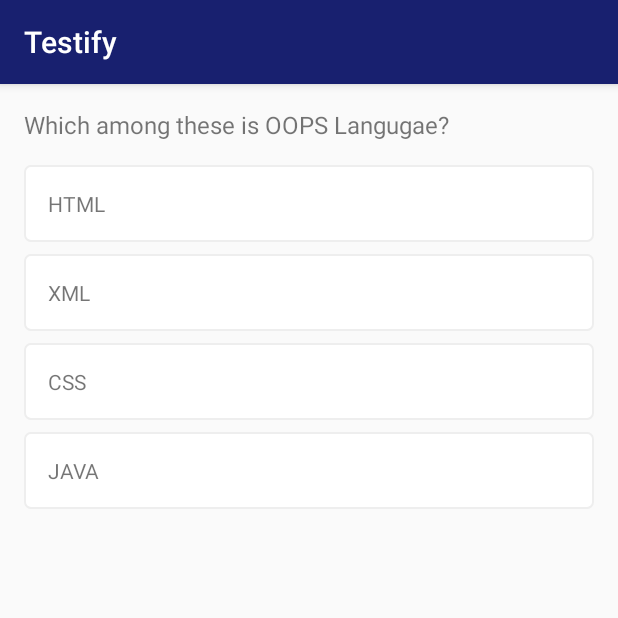
After one commit to Mohitraj27/Testify, an Android app: the QuestionActivity screen opened directly, with no data from a screen before it, on a phone screen of 412 x 824 dp, the top half of it. The commit adds this screen. Run offline under Robolectric (Android 15) with nearby library versions, the phone set to English and light mode, and no system bars.

Commit message:
Constraints Layout Implemented & UI Design of QuestionActivity

```diff
--- a/app/src/main/AndroidManifest.xml
+++ b/app/src/main/AndroidManifest.xml
@@ -2,7 +2,8 @@
 <manifest xmlns:android="http://schemas.android.com/apk/res/android"
     xmlns:tools="http://schemas.android.com/tools">
 
-    <uses-permission android:name="android.permission.INTERNET"></uses-permission>
+    <uses-permission android:name="android.permission.INTERNET" />
+
     <application
         android:allowBackup="true"
         android:dataExtractionRules="@xml/data_extraction_rules"
@@ -11,21 +12,23 @@
         android:label="@string/app_name"
         android:roundIcon="@mipmap/ic_launcher_round"
         android:supportsRtl="true"
-        android:theme="@style/Theme.Exam_portal"
+        android:theme="@style/AppThemeNoActionBar"
         tools:targetApi="31">
         <activity
-            android:name=".activites.LoginActivity"
-            android:exported="true" >
+            android:name=".activites.QuestionActivity"
+            android:exported="true"
+            android:theme="@style/AppTheme">
 
         </activity>
         <activity
+            android:name=".activites.LoginActivity"
+            android:exported="true"></activity>
+        <activity
             android:name=".activites.SignupActivity"
-            android:exported="true" >
-
-        </activity>
+            android:exported="true"></activity>
         <activity
             android:name=".activites.LoginIntro"
-            android:exported="true" >
+            android:exported="true">
             <intent-filter>
                 <action android:name="android.intent.action.MAIN" />
 
@@ -34,9 +37,7 @@
         </activity>
         <activity
             android:name=".activites.MainActivity"
-            android:exported="true">
-
-        </activity>
+            android:exported="true"></activity>
     </application>
 
 </manifest>
--- /dev/null
+++ b/app/src/main/java/com/example/exam_portal/activites/QuestionActivity.kt
@@ -0,0 +1,43 @@
+package com.example.exam_portal.activites
+
+import androidx.appcompat.app.AppCompatActivity
+import android.os.Bundle
+import android.widget.TextView
+import androidx.recyclerview.widget.LinearLayoutManager
+import androidx.recyclerview.widget.RecyclerView
+import com.example.exam_portal.R
+import com.example.exam_portal.adapters.OptionAdapter
+import com.example.exam_portal.models.Question
+
+class QuestionActivity : AppCompatActivity() {
+    private lateinit var description: TextView
+    private lateinit var optionlist: RecyclerView
+    override fun onCreate(savedInstanceState: Bundle?) {
+        super.onCreate(savedInstanceState)
+        setContentView(R.layout.activity_question)
+        // Initialize views
+        description = findViewById(R.id.description)
+        optionlist = findViewById(R.id.optionList)
+        bindViews()
+    }
+
+    private fun bindViews() {
+       val question= Question(
+       "Which among these is OOPS Langugae?",
+           "HTML",
+           "XML",
+           "CSS",
+           "JAVA"
+       )
+
+
+        description.text=question.description
+        val optionAdapter =OptionAdapter(this,question)
+        // Set layout manager, adapter, and fixed size for RecyclerView
+        optionlist.layoutManager =LinearLayoutManager(this)
+        optionlist.adapter =optionAdapter
+        optionlist.setHasFixedSize(true)
+
+    }
+
+}
--- /dev/null
+++ b/app/src/main/java/com/example/exam_portal/adapters/OptionAdapter.kt
@@ -0,0 +1,46 @@
+package com.example.exam_portal.adapters
+
+import android.content.Context
+import android.view.LayoutInflater
+import android.view.View
+import android.view.ViewGroup
+import android.widget.TextView
+import android.widget.Toast
+import androidx.recyclerview.widget.RecyclerView
+import com.example.exam_portal.R
+import com.example.exam_portal.models.Question
+
+class OptionAdapter(val context:Context, val question: Question):
+    RecyclerView.Adapter<OptionAdapter.OptionViewHolder>() {
+
+    private var options: List<String> = listOf(question.option1,question.option2,question.option3,question.option4)
+    inner class OptionViewHolder(itemView: View):RecyclerView.ViewHolder(itemView){
+        var optionView=itemView.findViewById<TextView>(R.id.quiz_option)
+    }
+
+    override fun onCreateViewHolder(parent: ViewGroup, viewType: Int): OptionViewHolder {
+      val view = LayoutInflater.from(context).inflate(R.layout.option_item,parent,false)
+        return OptionViewHolder(view)
+    }
+
+    override fun getItemCount(): Int {
+       return options.size
+    }
+
+    override fun onBindViewHolder(holder: OptionViewHolder, position: Int) {
+
+        holder.optionView.text=options[position]
+        holder.itemView.setOnClickListener{
+      // Toast.makeText(context,options[position],Toast.LENGTH_SHORT).show()
+       question.userAnswer=options[position]
+            notifyDataSetChanged()
+        }
+        if(question.userAnswer == options[position]){
+           holder.itemView.setBackgroundResource(R.drawable.option_item_selected_bg)
+        }
+        else{
+            holder.itemView.setBackgroundResource(R.drawable.option_item_bg)
+
+        }
+    }
+}
--- /dev/null
+++ b/app/src/main/res/drawable/option_item_bg.xml
@@ -0,0 +1,9 @@
+<?xml version="1.0" encoding="utf-8"?>
+<shape xmlns:android="http://schemas.android.com/apk/res/android">
+
+    <solid android:color="#FFF" />
+    <corners android:radius="4dp" />
+    <stroke
+        android:width="1dp"
+        android:color="#EEE"/>
+</shape>
--- /dev/null
+++ b/app/src/main/res/drawable/option_item_selected_bg.xml
@@ -0,0 +1,7 @@
+<?xml version="1.0" encoding="utf-8"?>
+<shape xmlns:android="http://schemas.android.com/apk/res/android">
+    <corners android:radius="4dp" />
+    <stroke
+        android:width="1dp"
+        android:color="@color/colorAccent"/>
+</shape>
--- /dev/null
+++ b/app/src/main/res/layout/activity_question.xml
@@ -0,0 +1,79 @@
+<?xml version="1.0" encoding="utf-8"?>
+<androidx.constraintlayout.widget.ConstraintLayout xmlns:android="http://schemas.android.com/apk/res/android"
+    xmlns:app="http://schemas.android.com/apk/res-auto"
+    xmlns:tools="http://schemas.android.com/tools"
+    android:layout_width="match_parent"
+    android:layout_height="match_parent"
+    android:padding="16dp"
+    android:orientation="vertical"
+    tools:context=".activites.QuestionActivity">
+
+    <TextView
+        android:id="@+id/description"
+        android:layout_width="0dp"
+        android:layout_height="wrap_content"
+
+        android:textSize="16sp"
+        app:layout_constraintEnd_toEndOf="parent"
+        app:layout_constraintStart_toStartOf="parent"
+        app:layout_constraintTop_toTopOf="parent" />
+
+    <Button
+        android:visibility="invisible"
+        android:id="@+id/btnPrevious"
+        android:layout_width="0dp"
+        android:layout_height="wrap_content"
+        android:layout_marginEnd="8dp"
+        android:text="Previous"
+        android:textAllCaps="false"
+        app:layout_constraintBottom_toBottomOf="parent"
+        app:layout_constraintLeft_toLeftOf="parent"
+        app:layout_constraintRight_toLeftOf="@+id/guideline" />
+
+    <androidx.constraintlayout.widget.Guideline
+        android:id="@+id/guideline"
+        android:layout_width="wrap_content"
+        android:layout_height="match_parent"
+        android:orientation="vertical"
+        app:layout_constraintGuide_percent="0.5" />
+
+    <Button
+        android:visibility="invisible"
+        android:id="@+id/btnNext"
+        android:layout_width="0dp"
+        android:layout_height="wrap_content"
+        android:layout_marginStart="8dp"
+        android:text="Next"
+        android:textAllCaps="false"
+        app:layout_constraintBottom_toBottomOf="parent"
+        app:layout_constraintLeft_toRightOf="@+id/guideline"
+        app:layout_constraintRight_toRightOf="parent" />
+
+    <androidx.constraintlayout.widget.Guideline
+        android:id="@+id/horizontal_guideline"
+        android:layout_width="match_parent"
+        android:layout_height="wrap_content"
+        android:orientation="horizontal"
+        app:layout_constraintGuide_percent="0.8" />
+
+    <androidx.recyclerview.widget.RecyclerView
+        android:id="@+id/optionList"
+        android:layout_width="0dp"
+        android:layout_height="0dp"
+        android:layout_marginTop="8dp"
+        app:layout_constraintBottom_toTopOf="@+id/horizontal_guideline"
+        app:layout_constraintEnd_toEndOf="@+id/description"
+        app:layout_constraintStart_toStartOf="@+id/description"
+        app:layout_constraintTop_toBottomOf="@+id/description" />
+
+    <Button
+        android:visibility="invisible"
+        android:id="@+id/btnSubmit"
+        android:layout_width="0dp"
+        android:layout_height="wrap_content"
+        android:text="Submit"
+        android:textAllCaps="false"
+        app:layout_constraintBottom_toBottomOf="parent"
+        app:layout_constraintLeft_toRightOf="@+id/guideline"
+        app:layout_constraintRight_toRightOf="parent"  />
+</androidx.constraintlayout.widget.ConstraintLayout>
--- /dev/null
+++ b/app/src/main/res/layout/option_item.xml
@@ -0,0 +1,15 @@
+<?xml version="1.0" encoding="utf-8"?>
+<LinearLayout xmlns:android="http://schemas.android.com/apk/res/android"
+
+    android:layout_marginTop="8dp"
+    android:layout_width="match_parent"
+    android:layout_height="wrap_content">
+
+    <TextView
+        android:id="@+id/quiz_option"
+        android:layout_width="match_parent"
+        android:layout_height="wrap_content"
+        android:text="A: Odisha"
+        android:textSize="14sp"
+        android:padding="16dp"/>
+</LinearLayout>
--- a/app/src/main/res/values/colors.xml
+++ b/app/src/main/res/values/colors.xml
@@ -1,5 +1,12 @@
 <?xml version="1.0" encoding="utf-8"?>
 <resources>
-    <color name="black">#FF000000</color>
-    <color name="white">#FFFFFFFF</color>
+<color name="colorPrimary">#18206F</color>
+<color name="colorPrimaryDark">#11164E</color>
+<color name="colorAccent">#E91E63</color>
+<color name="colorPrimaryText">#18206F</color>
+<color name="colorPrimaryTextOpaque">#18206F</color>
+<color name="colorPrimaryButton">#FFFFFF</color>
+<color name="colorEditTextBgColor">#f2f5fa</color>
+<color name="colorEditTextBorderColor">#E9EBEF</color>
+<color name="colorPrimaryButtonBg">#18206F</color>
 </resources>
--- a/app/src/main/res/values/themes.xml
+++ b/app/src/main/res/values/themes.xml
@@ -1,9 +1,17 @@
-<resources xmlns:tools="http://schemas.android.com/tools">
+<resources>
     <!-- Base application theme. -->
-    <style name="Base.Theme.Exam_portal" parent="Theme.Material3.DayNight.NoActionBar">
-        <!-- Customize your light theme here. -->
-        <!-- <item name="colorPrimary">@color/my_light_primary</item> -->
+    <style name="AppTheme" parent="Theme.MaterialComponents.Light.DarkActionBar.Bridge">
+        <!-- Customize your theme here. -->
+        <item name="colorPrimary">@color/colorPrimary</item>
+        <item name="colorPrimaryDark">@color/colorPrimaryDark</item>
+        <item name="colorAccent">@color/colorAccent</item>
     </style>
 
-    <style name="Theme.Exam_portal" parent="Base.Theme.Exam_portal" />
+    <style name="AppThemeNoActionBar" parent="Theme.MaterialComponents.Light.NoActionBar">
+        <!-- Customize your theme here. -->
+        <item name="colorPrimary">@color/colorPrimary</item>
+        <item name="colorPrimaryDark">@color/colorPrimaryDark</item>
+        <item name="colorAccent">@color/colorAccent</item>
+    </style>
+
 </resources>
```
